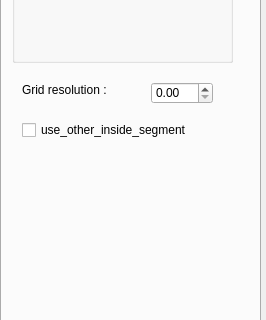
Old version of the form Point Cloud/UI/camera_para.ui in the repository sunwaylive/quality-driven-poisson-guided-autoscanning; both pictures show x 0 to 266 and y 135 to 455 of the 266 by 704 pixel window.
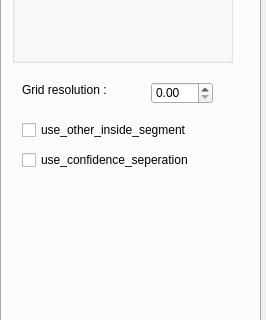
New version of the form.

Commit message: added Confidence Seperation test

Diff of the .ui file:
```diff
--- a/Point Cloud/UI/camera_para.ui
+++ b/Point Cloud/UI/camera_para.ui
@@ -424,6 +424,19 @@
       <string>use_other_inside_segment</string>
      </property>
     </widget>
+    <widget class="QCheckBox" name="use_confidence_seperation">
+     <property name="geometry">
+      <rect>
+       <x>20</x>
+       <y>260</y>
+       <width>201</width>
+       <height>16</height>
+      </rect>
+     </property>
+     <property name="text">
+      <string>use_confidence_seperation</string>
+     </property>
+    </widget>
    </widget>
   </widget>
  </widget>
```
The commit also changes 7 other files.
